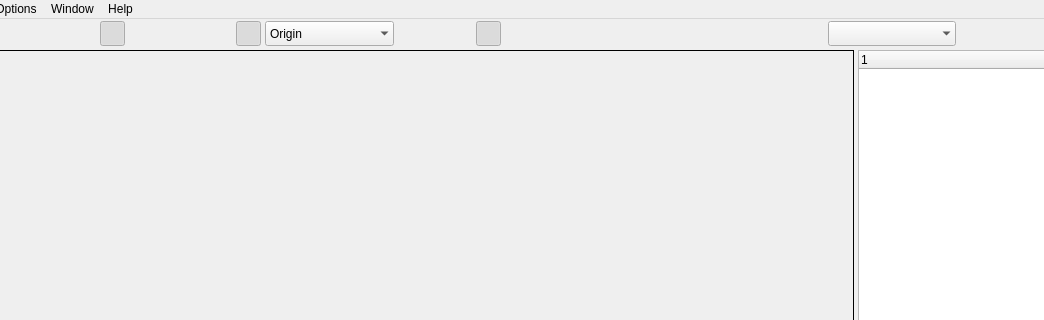
First picture: the form in GUI/windows/window1.ui, repository Micah314Smith/asymptote-open, before the edit; both pictures show x 125 to 1169 and y 0 to 320 of the 1256 by 818 pixel window.
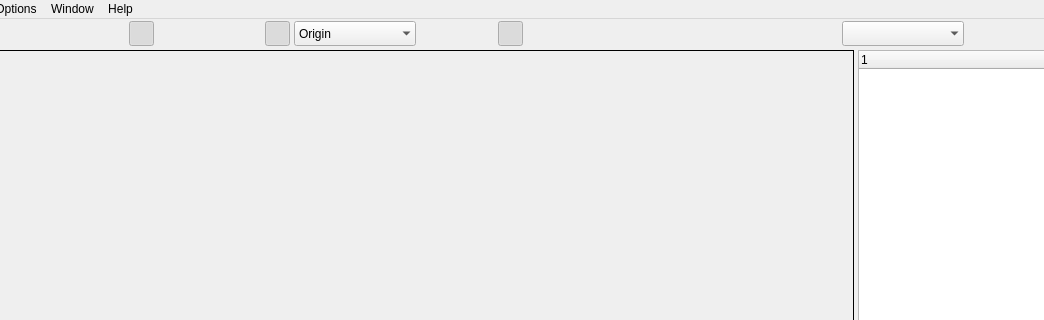
Second picture: the form after the edit. Icons and pictures are not drawn.

Commit message: Add quick rendering, toggling of grids, more tooltips.

The edit to the form file:
```diff
--- a/GUI/windows/window1.ui
+++ b/GUI/windows/window1.ui
@@ -320,6 +320,41 @@
           </property>
          </widget>
         </item>
+        <item>
+         <widget class="QPushButton" name="btnAsy">
+          <property name="sizePolicy">
+           <sizepolicy hsizetype="Expanding" vsizetype="Fixed">
+            <horstretch>0</horstretch>
+            <verstretch>0</verstretch>
+           </sizepolicy>
+          </property>
+          <property name="maximumSize">
+           <size>
+            <width>25</width>
+            <height>25</height>
+           </size>
+          </property>
+          <property name="baseSize">
+           <size>
+            <width>32</width>
+            <height>32</height>
+           </size>
+          </property>
+          <property name="toolTip">
+           <string>Run Asymptote</string>
+          </property>
+          <property name="text">
+           <string/>
+          </property>
+          <property name="icon">
+           <iconset resource="../res/icons.qrc">
+            <normaloff>:/entypo/Entypo+/Entypo+/arrow-with-circle-up.svg</normaloff>:/entypo/Entypo+/Entypo+/arrow-with-circle-up.svg</iconset>
+          </property>
+          <property name="flat">
+           <bool>true</bool>
+          </property>
+         </widget>
+        </item>
         <item>
          <spacer name="horizontalSpacer_3">
           <property name="orientation">
@@ -570,6 +605,33 @@
             <height>25</height>
            </size>
           </property>
+          <property name="toolTip">
+           <string>Set Anchor</string>
+          </property>
+          <property name="layoutDirection">
+           <enum>Qt::LeftToRight</enum>
+          </property>
+          <property name="editable">
+           <bool>false</bool>
+          </property>
+          <property name="currentText">
+           <string>Origin</string>
+          </property>
+          <property name="insertPolicy">
+           <enum>QComboBox::InsertAtCurrent</enum>
+          </property>
+          <property name="sizeAdjustPolicy">
+           <enum>QComboBox::AdjustToContentsOnFirstShow</enum>
+          </property>
+          <property name="iconSize">
+           <size>
+            <width>0</width>
+            <height>0</height>
+           </size>
+          </property>
+          <property name="duplicatesEnabled">
+           <bool>false</bool>
+          </property>
           <property name="frame">
            <bool>false</bool>
           </property>
```
Left out of the diff: 39 changed lines with no effect on the pictures. The commit also changes 2 other files.
